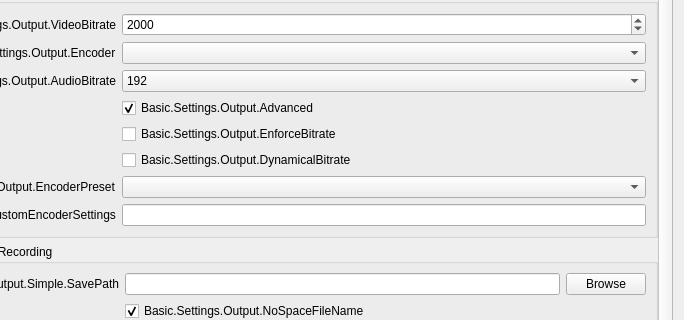
Above: UI/forms/OBSBasicSettings.ui from sahwar/obs-studio before the change; both pictures show x 297 to 981 and y 83 to 403 of the 981 by 748 pixel window. Below: the same form after it.
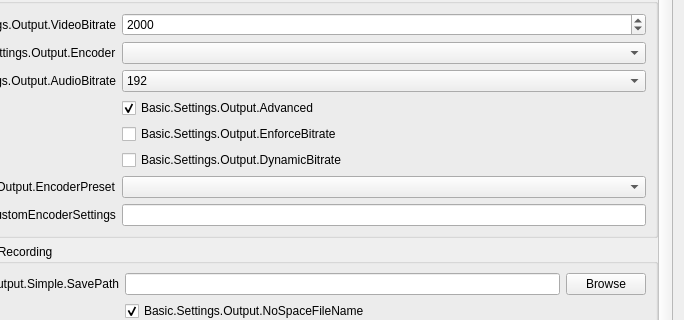
That is the form after the change. The open tabs and pages were chosen to show the change. Icons and pictures are not drawn.

Commit message:
obs-outputs/rtmp: Add flag to h264 encoders signalling dynamic bitrate support
Also modifies ffmpeg-nvenc, obs-x264, obs-qsv11, mac-vth264,
win-dshow-encoder, enc-amf (h264).
Adds the flag OBS_ENCODER_VIDEO_DYN to obs_encoder_info.caps to signal
that dynamic switching of bitrate is supported by the encoder.

Some naming changes (dynamical -> dynamic).

Patch:
```diff
--- a/UI/forms/OBSBasicSettings.ui
+++ b/UI/forms/OBSBasicSettings.ui
@@ -1071,7 +1071,7 @@
                     <item row="5" column="1">
                       <widget class="QCheckBox" name="simpleOutDynamic">
                         <property name="text">
-                          <string>Basic.Settings.Output.DynamicalBitrate</string>
+                          <string>Basic.Settings.Output.DynamicBitrate</string>
                         </property>
                       </widget>
                     </item>
```
Left out of the diff: 2 changed lines with no effect on the pictures. The commit also changes 13 other files.
